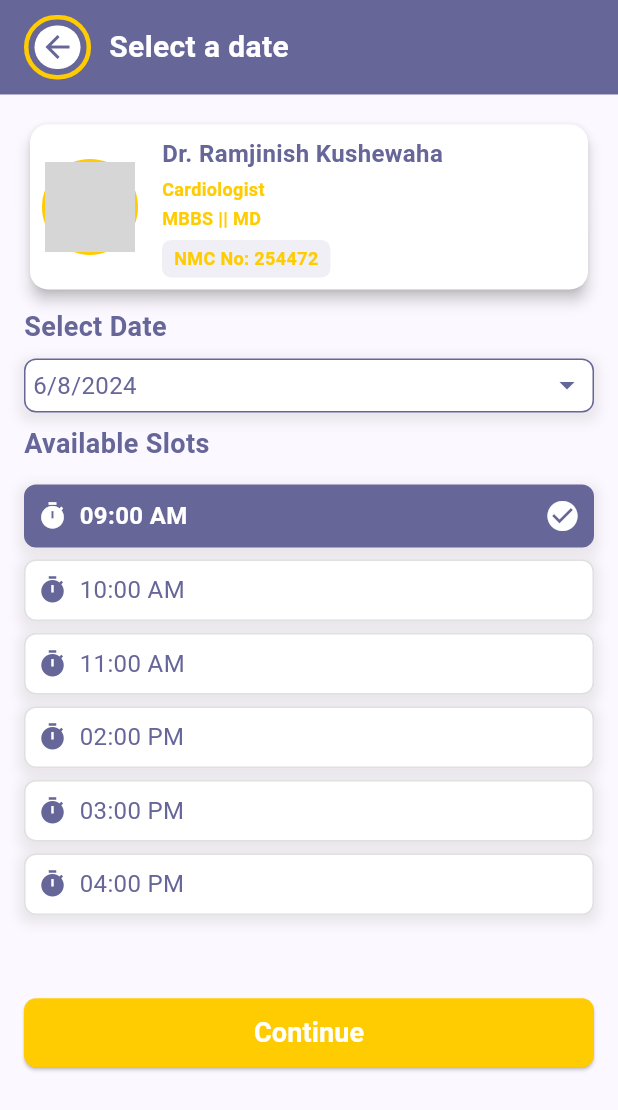
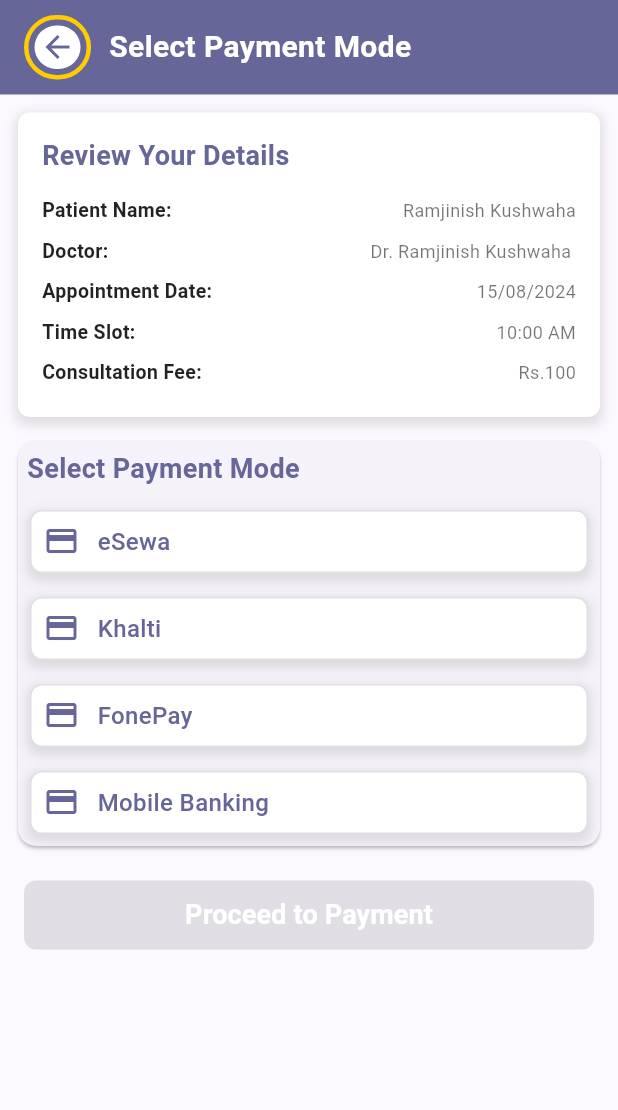
Before and after one commit to ramjinish001/tezhealthcare, a Flutter app: the Select_Date screen opened directly, after a tap on "09:00 AM", after a tap on "Continue", on a phone screen of 412 x 824 dp. Shown: the top 1110 px of the screen. Run offline on Flutter 3.47's test engine with Material 3 defaults, Android fonts, the light colour scheme and no system bars; our stand-ins replace buttons_tabbar, carousel_slider, file_picker; network calls fail; grey boxes are pictures that could not be loaded.

```diff
--- a/lib/Patient_Pannel/All_Doctor_list/All_Doctor_List.dart
+++ b/lib/Patient_Pannel/All_Doctor_list/All_Doctor_List.dart
@@ -3,6 +3,7 @@ import 'package:flutter/services.dart';
 import 'package:tezhealthcare/Constant/Color.dart';
 import 'package:tezhealthcare/Globle_Widget/CustomHeaderWithBackButtonAndTitle.dart';
 import 'package:tezhealthcare/Globle_Widget/NoDataFound.dart';
+import 'package:tezhealthcare/Patient_Pannel/My_Appointment/Select_Date.dart';
 
 class All_Doctor_List extends StatefulWidget {
   const All_Doctor_List({super.key});
@@ -119,7 +120,13 @@ class _All_Doctor_ListState extends State<All_Doctor_List> {
                               Appointment_Charge:
                                   "Appointment Charge: Rs.${_filteredDoctors[index]['Appointment_Charge']!}/-",
                               onTap: () {
-                                // Perform actions when doctor card is tapped
+                                Navigator.push(
+                                  context,
+                                  MaterialPageRoute(
+                                    builder: (context) =>
+                                        Select_Date(), // Replace with your actual screen
+                                  ),
+                                );
                               },
                             );
                           },
--- a/lib/Patient_Pannel/My_Appointment/Select_Date.dart
+++ b/lib/Patient_Pannel/My_Appointment/Select_Date.dart
@@ -3,6 +3,7 @@ import 'package:flutter/services.dart';
 import 'package:tezhealthcare/Constant/Color.dart';
 import 'package:tezhealthcare/Constant/Mediaquery.dart';
 import 'package:tezhealthcare/Globle_Widget/CustomHeaderWithBackButtonAndTitle.dart';
+import 'package:tezhealthcare/Patient_Pannel/My_Appointment/Select_Payment_Mode.dart';
 
 class Select_Date extends StatefulWidget {
   const Select_Date({super.key});
@@ -291,7 +292,13 @@ class _Select_DateState extends State<Select_Date> {
                     padding: const EdgeInsets.symmetric(vertical: 10),
                   ),
                   onPressed: () {
-                    // Handle Continue action
+                    Navigator.push(
+                      context,
+                      MaterialPageRoute(
+                        builder: (context) =>
+                            Select_Payment_Mode(), // Replace with your actual screen
+                      ),
+                    );
                   },
                   child: Center(
                     child: Text(
--- /dev/null
+++ b/lib/Patient_Pannel/My_Appointment/Select_Payment_Mode.dart
@@ -0,0 +1,245 @@
+import 'package:flutter/material.dart';
+import 'package:flutter/services.dart';
+import 'package:tezhealthcare/Constant/Color.dart';
+import 'package:tezhealthcare/Constant/Mediaquery.dart';
+import 'package:tezhealthcare/Globle_Widget/CustomHeaderWithBackButtonAndTitle.dart';
+
+class Select_Payment_Mode extends StatefulWidget {
+  const Select_Payment_Mode({super.key});
+
+  @override
+  State<Select_Payment_Mode> createState() => _Select_Payment_ModeState();
+}
+
+class _Select_Payment_ModeState extends State<Select_Payment_Mode> {
+  String? selectedPaymentMethod;
+  final List<String> paymentMethods = [
+    'eSewa',
+    'Khalti',
+    'FonePay',
+    'Mobile Banking',
+  ];
+
+  @override
+  Widget build(BuildContext context) {
+    SystemChrome.setSystemUIOverlayStyle(SystemUiOverlayStyle(
+      statusBarColor: Primary,
+      systemNavigationBarColor: Colors.transparent,
+    ));
+    return Scaffold(
+      body: SafeArea(
+        child: SingleChildScrollView(
+          child: Column(
+            crossAxisAlignment: CrossAxisAlignment.start,
+            children: [
+              const CustomHeaderWithBackButtonAndTitle(
+                  title: 'Select Payment Mode'),
+              Padding(
+                padding: const EdgeInsets.all(12.0),
+                child: Container(
+                  padding: const EdgeInsets.all(16),
+                  decoration: BoxDecoration(
+                    color: Colors.white,
+                    borderRadius: BorderRadius.circular(8),
+                    boxShadow: [
+                      BoxShadow(
+                        color: Colors.grey.withOpacity(0.3),
+                        spreadRadius: 2,
+                        blurRadius: 6,
+                        offset: const Offset(0, 3),
+                      ),
+                    ],
+                  ),
+                  child: Column(
+                    crossAxisAlignment: CrossAxisAlignment.start,
+                    children: [
+                      Text(
+                        'Review Your Details',
+                        style: TextStyle(
+                          fontSize: 18,
+                          fontWeight: FontWeight.bold,
+                          color: Primary,
+                        ),
+                      ),
+                      const SizedBox(height: 10),
+                      _buildDetailRow('Patient Name:', 'Ramjinish Kushwaha'),
+                      _buildDetailRow('Doctor:', 'Dr. Ramjinish Kushwaha '),
+                      _buildDetailRow('Appointment Date:', '15/08/2024'),
+                      _buildDetailRow('Time Slot:', '10:00 AM'),
+                      _buildDetailRow('Consultation Fee:', 'Rs.100'),
+                    ],
+                  ),
+                ),
+              ),
+
+              Padding(
+                padding: const EdgeInsets.only(left: 8.0, right: 8),
+                child: Card(
+                  child: Column(
+                    crossAxisAlignment: CrossAxisAlignment.start,
+                    children: [
+                      Row(
+                        children: [
+                          Padding(
+                            padding: const EdgeInsets.all(6.0),
+                            child: Text(
+                              'Select Payment Mode',
+                              style: TextStyle(
+                                fontSize: 18,
+                                fontWeight: FontWeight.bold,
+                                color: Primary,
+                              ),
+                            ),
+                          ),
+                        ],
+                      ),
+                      Padding(
+                        padding: const EdgeInsets.only(
+                          left: 8.0,
+                          right: 8,
+                        ),
+                        child: ListView.builder(
+                          shrinkWrap: true,
+                          itemCount: paymentMethods.length,
+                          itemBuilder: (context, index) {
+                            final method = paymentMethods[index];
+                            return Padding(
+                              padding:
+                                  const EdgeInsets.symmetric(vertical: 8.0),
+                              child: GestureDetector(
+                                onTap: () {
+                                  setState(() {
+                                    selectedPaymentMethod = method;
+                                  });
+                                },
+                                child: Container(
+                                  decoration: BoxDecoration(
+                                    color: selectedPaymentMethod == method
+                                        ? Primary
+                                        : Colors.white,
+                                    borderRadius: BorderRadius.circular(8),
+                                    border: Border.all(
+                                      color: selectedPaymentMethod == method
+                                          ? Primary
+                                          : Colors.grey[300]!,
+                                    ),
+                                    boxShadow: [
+                                      BoxShadow(
+                                        color: Colors.grey.withOpacity(0.3),
+                                        spreadRadius: 2,
+                                        blurRadius: 6,
+                                        offset: const Offset(0, 3),
+                                      ),
+                                    ],
+                                  ),
+                                  child: Padding(
+                                    padding: const EdgeInsets.all(8.0),
+                                    child: Row(
+                                      mainAxisAlignment:
+                                          MainAxisAlignment.spaceBetween,
+                                      children: [
+                                        Row(
+                                          children: [
+                                            Icon(
+                                              Icons.payment,
+                                              color: selectedPaymentMethod ==
+                                                      method
+                                                  ? Colors.white
+                                                  : Primary,
+                                            ),
+                                            const SizedBox(width: 12),
+                                            Text(
+                                              method,
+                                              style: TextStyle(
+                                                fontSize: 16,
+                                                fontWeight: FontWeight.w500,
+                                                color: selectedPaymentMethod ==
+                                                        method
+                                                    ? Colors.white
+                                                    : Primary,
+                                              ),
+                                            ),
+                                          ],
+                                        ),
+                                        if (selectedPaymentMethod == method)
+                                          const Icon(
+                                            Icons.check_circle,
+                                            color: Colors.white,
+                                          ),
+                                      ],
+                                    ),
+                                  ),
+                                ),
+                              ),
+                            );
+                          },
+                        ),
+                      ),
+                    ],
+                  ),
+                ),
+              ),
+              const SizedBox(height: 8),
+              // Proceed to payment button
+              Padding(
+                padding:
+                    const EdgeInsets.symmetric(horizontal: 16.0, vertical: 10),
+                child: ElevatedButton(
+                  style: ElevatedButton.styleFrom(
+                    backgroundColor:
+                        selectedPaymentMethod != null ? Secondary : Colors.grey,
+                    shape: RoundedRectangleBorder(
+                      borderRadius: BorderRadius.circular(8),
+                    ),
+                    padding: const EdgeInsets.symmetric(vertical: 10),
+                  ),
+                  onPressed: selectedPaymentMethod != null
+                      ? () {
+                          // Proceed to payment action
+                        }
+                      : null,
+                  child: Center(
+                    child: const Text(
+                      'Proceed to Payment',
+                      style: TextStyle(
+                        fontSize: 18,
+                        fontWeight: FontWeight.bold,
+                        color: Colors.white,
+                      ),
+                    ),
+                  ),
+                ),
+              ),
+            ],
+          ),
+        ),
+      ),
+    );
+  }
+
+  Widget _buildDetailRow(String label, String value) {
+    return Padding(
+      padding: const EdgeInsets.symmetric(vertical: 4.0),
+      child: Row(
+        mainAxisAlignment: MainAxisAlignment.spaceBetween,
+        children: [
+          Text(
+            label,
+            style: const TextStyle(
+              fontSize: 13,
+              fontWeight: FontWeight.w600,
+              color: Colors.black87,
+            ),
+          ),
+          Text(
+            value,
+            style: const TextStyle(
+              fontSize: 12,
+              color: Colors.black54,
+            ),
+          ),
+        ],
+      ),
+    );
+  }
+}
```
